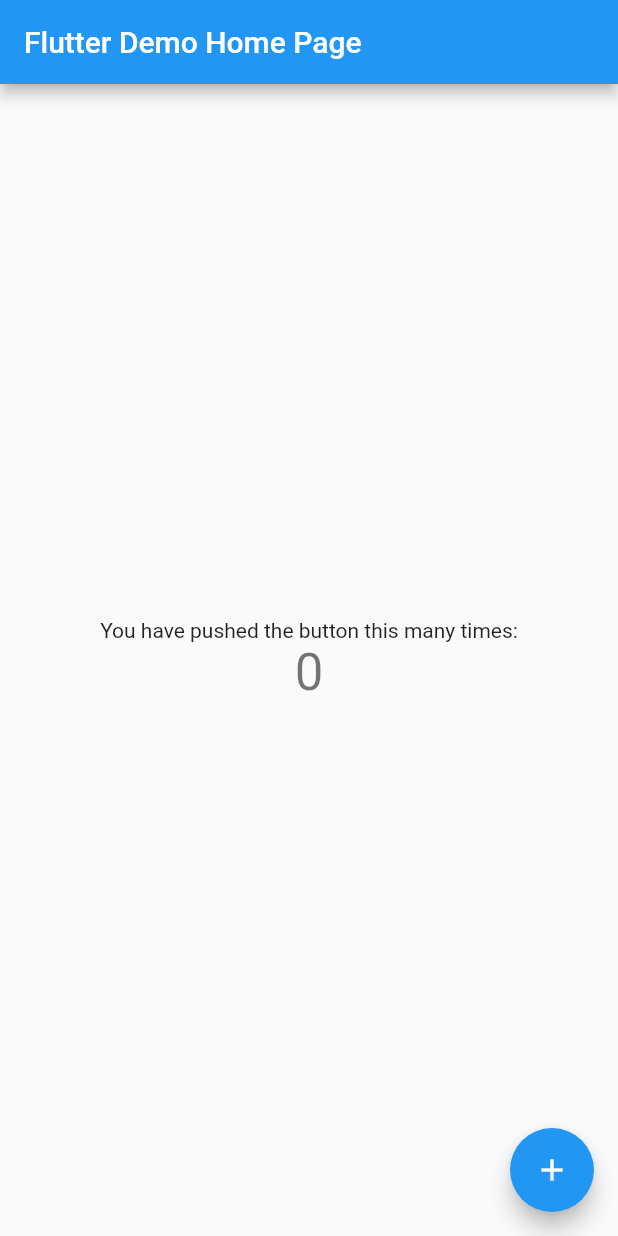
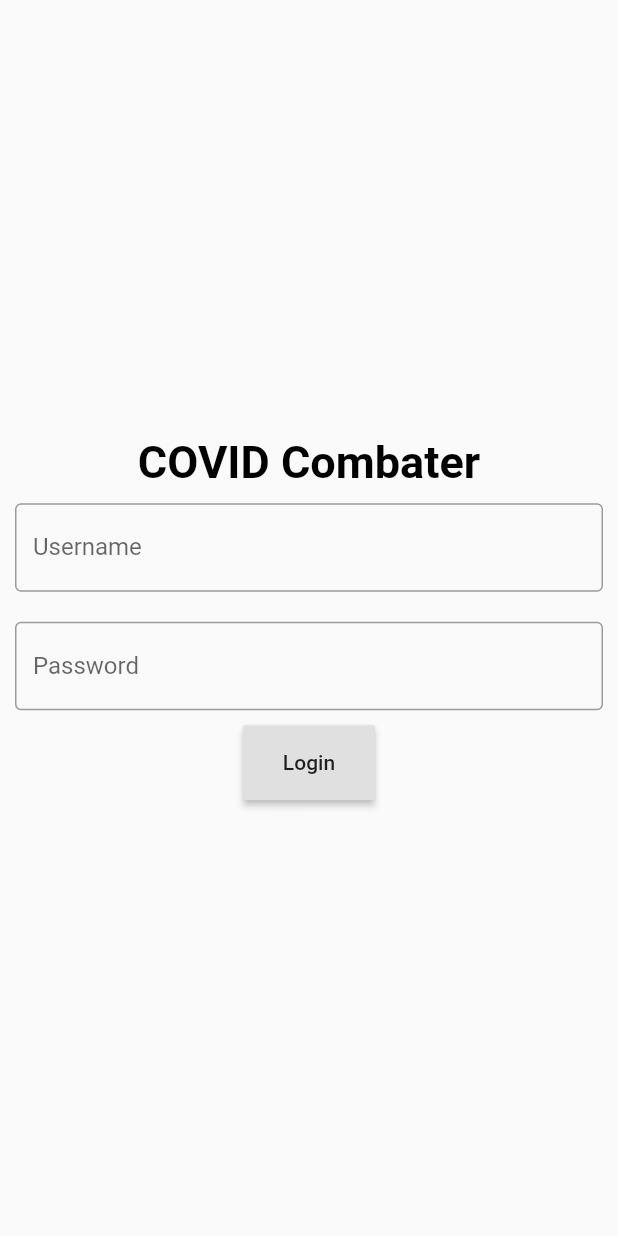
Before and after one commit to ZacTheiss/Hackathon, a Flutter app: the screen it shows after launch, on a phone screen of 412 x 824 dp. Run offline on Flutter 3.47's test engine with Material 2 defaults, Android fonts, the phone set to English and light mode, and no system bars.

Commit message:
Basic login page and tab view

```diff
--- /dev/null
+++ b/CovidCombater/covid_combater/lib/loginPage.dart
@@ -0,0 +1,51 @@
+import 'package:flutter/material.dart';
+
+class LoginPage extends StatelessWidget {
+  @override
+  Widget build(BuildContext context) {
+    return Scaffold(
+      body: Container(
+        child: Column(
+          mainAxisAlignment: MainAxisAlignment.center,
+          children: <Widget>[
+            Container(
+              child: Text(
+                'COVID Combater',
+                style: TextStyle(
+                    color: Colors.black,
+                    fontSize: 30.0,
+                    fontWeight: FontWeight.bold),
+              ),
+            ),
+            Container(
+              padding: EdgeInsets.all(10),
+              child: TextField(
+                decoration: InputDecoration(
+                  border: OutlineInputBorder(),
+                  labelText: 'Username',
+                ),
+              ),
+            ),
+            Container(
+              padding: EdgeInsets.all(10),
+              child: TextField(
+                decoration: InputDecoration(
+                  border: OutlineInputBorder(),
+                  labelText: 'Password',
+                ),
+              ),
+            ),
+            Container(
+                height: 50,
+                child: RaisedButton(
+                  child: Text('Login'),
+                  onPressed: () {
+                    // To-do
+                  },
+                )),
+          ],
+        ),
+      ),
+    );
+  }
+}
--- a/CovidCombater/covid_combater/lib/main.dart
+++ b/CovidCombater/covid_combater/lib/main.dart
@@ -1,111 +1,16 @@
+import 'package:covid_combater/tabView.dart';
 import 'package:flutter/material.dart';
+import 'loginPage.dart';
 
 void main() => runApp(MyApp());
 
 class MyApp extends StatelessWidget {
-  // This widget is the root of your application.
   @override
   Widget build(BuildContext context) {
     return MaterialApp(
-      title: 'Flutter Demo',
-      theme: ThemeData(
-        // This is the theme of your application.
-        //
-        // Try running your application with "flutter run". You'll see the
-        // application has a blue toolbar. Then, without quitting the app, try
-        // changing the primarySwatch below to Colors.green and then invoke
-        // "hot reload" (press "r" in the console where you ran "flutter run",
-        // or simply save your changes to "hot reload" in a Flutter IDE).
-        // Notice that the counter didn't reset back to zero; the application
-        // is not restarted.
-        primarySwatch: Colors.blue,
-      ),
-      home: MyHomePage(title: 'Flutter Demo Home Page'),
+      title: 'COVID Combater',
+      debugShowCheckedModeBanner: false,
+      home: LoginPage(),
     );
   }
 }
-
-class MyHomePage extends StatefulWidget {
-  MyHomePage({Key key, this.title}) : super(key: key);
-
-  // This widget is the home page of your application. It is stateful, meaning
-  // that it has a State object (defined below) that contains fields that affect
-  // how it looks.
-
-  // This class is the configuration for the state. It holds the values (in this
-  // case the title) provided by the parent (in this case the App widget) and
-  // used by the build method of the State. Fields in a Widget subclass are
-  // always marked "final".
-
-  final String title;
-
-  @override
-  _MyHomePageState createState() => _MyHomePageState();
-}
-
-class _MyHomePageState extends State<MyHomePage> {
-  int _counter = 0;
-
-  void _incrementCounter() {
-    setState(() {
-      // This call to setState tells the Flutter framework that something has
-      // changed in this State, which causes it to rerun the build method below
-      // so that the display can reflect the updated values. If we changed
-      // _counter without calling setState(), then the build method would not be
-      // called again, and so nothing would appear to happen.
-      _counter++;
-    });
-  }
-
-  @override
-  Widget build(BuildContext context) {
-    // This method is rerun every time setState is called, for instance as done
-    // by the _incrementCounter method above.
-    //
-    // The Flutter framework has been optimized to make rerunning build methods
-    // fast, so that you can just rebuild anything that needs updating rather
-    // than having to individually change instances of widgets.
-    return Scaffold(
-      appBar: AppBar(
-        // Here we take the value from the MyHomePage object that was created by
-        // the App.build method, and use it to set our appbar title.
-        title: Text(widget.title),
-      ),
-      body: Center(
-        // Center is a layout widget. It takes a single child and positions it
-        // in the middle of the parent.
-        child: Column(
-          // Column is also a layout widget. It takes a list of children and
-          // arranges them vertically. By default, it sizes itself to fit its
-          // children horizontally, and tries to be as tall as its parent.
-          //
-          // Invoke "debug painting" (press "p" in the console, choose the
-          // "Toggle Debug Paint" action from the Flutter Inspector in Android
-          // Studio, or the "Toggle Debug Paint" command in Visual Studio Code)
-          // to see the wireframe for each widget.
-          //
-          // Column has various properties to control how it sizes itself and
-          // how it positions its children. Here we use mainAxisAlignment to
-          // center the children vertically; the main axis here is the vertical
-          // axis because Columns are vertical (the cross axis would be
-          // horizontal).
-          mainAxisAlignment: MainAxisAlignment.center,
-          children: <Widget>[
-            Text(
-              'You have pushed the button this many times:',
-            ),
-            Text(
-              '$_counter',
-              style: Theme.of(context).textTheme.display1,
-            ),
-          ],
-        ),
-      ),
-      floatingActionButton: FloatingActionButton(
-        onPressed: _incrementCounter,
-        tooltip: 'Increment',
-        child: Icon(Icons.add),
-      ), // This trailing comma makes auto-formatting nicer for build methods.
-    );
-  }
-}
--- /dev/null
+++ b/CovidCombater/covid_combater/lib/tabView.dart
@@ -0,0 +1,44 @@
+import 'package:flutter/material.dart';
+import 'homePage.dart';
+import 'guidePage.dart';
+import 'notificationPage.dart';
+
+class TabView extends StatefulWidget {
+  @override
+  _TabViewState createState() => _TabViewState();
+}
+
+class _TabViewState extends State<TabView> {
+  int index = 0;
+  List<Widget> _widgets = [HomePage(), GuidePage(), NotificationPage()];
+  tapped(int tappedIndex) {
+    setState(() {
+      index = tappedIndex;
+    });
+  }
+
+  @override
+  Widget build(BuildContext context) {
+    return MaterialApp(
+      debugShowCheckedModeBanner: false,
+      home: Scaffold(
+        body: _widgets[index],
+        bottomNavigationBar: BottomNavigationBar(
+          currentIndex: index,
+          onTap: tapped,
+          items: [
+            BottomNavigationBarItem(
+                icon: new Icon(Icons.home),
+                title: Text('Home')),
+            BottomNavigationBarItem(
+                icon: new Icon(Icons.info),
+                title: Text('Guide')),
+            BottomNavigationBarItem(
+                icon: new Icon(Icons.notifications),
+                title: Text('Notifications')),
+          ],
+        ),
+      ),
+    );
+  }
+}
```
Also changed, not shown: CovidCombater/covid_combater/lib/guidePage.dart (added, +21 -0 lines), CovidCombater/covid_combater/lib/homePage.dart (added, +21 -0 lines), CovidCombater/covid_combater/lib/notificationPage.dart (added, +21 -0 lines), CovidCombater/covid_combater/lib/confirmationPage.dart (added), CovidCombater/covid_combater/lib/notificationDetailPage.dart (added), CovidCombater/covid_combater/lib/questionnairePage.dart (added), CovidCombater/covid_combater/lib/resourcePage.dart (added), CovidCombater/covid_combater/pubspec.lock, 2 other files.
